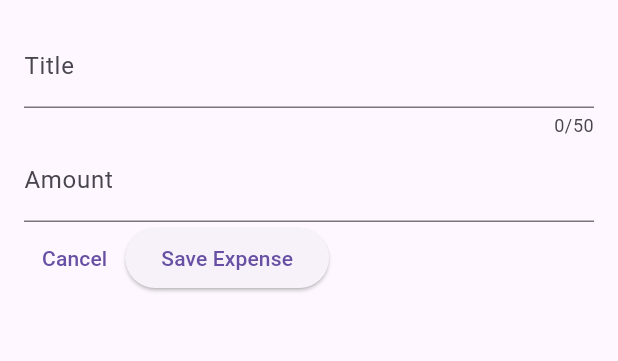
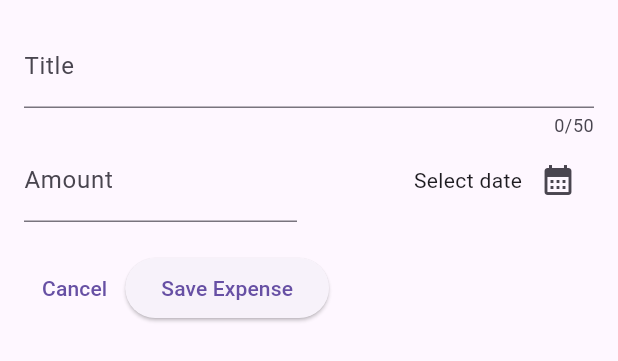
Before and after one commit to alisalali/flutter_expense_tracker, a Flutter app: the NewExpense widget shown alone on an empty page, opened directly, on a phone screen of 412 x 824 dp. Shown: the top 361 px of the screen. Run offline on Flutter 3.47's test engine with Material 2 defaults, Android fonts, the phone set to English and light mode, and no system bars.

Commit message:
showing datepicker model

```diff
--- a/lib/widgets/expenses_list/new_expense.dart
+++ b/lib/widgets/expenses_list/new_expense.dart
@@ -10,9 +10,22 @@ class NewExpense extends StatefulWidget {
 }
 
 class _NewExpenseState extends State<NewExpense> {
-  final _titleController =
-      TextEditingController(); //object handling user inputs
+  //object handling user inputs
+  final _titleController = TextEditingController();
   final _amountController = TextEditingController();
+
+  void _presentDatePicker() {
+    final now = DateTime.now();
+    final firstDate = DateTime(now.year - 1, now.month, now.day);
+
+    showDatePicker(
+      context: context,
+      initialDate: now,
+      firstDate: firstDate,
+      lastDate: now,
+    );
+  }
+
   @override
   void dispose() {
     // This function will remove controller from memory
@@ -37,7 +50,11 @@ class _NewExpenseState extends State<NewExpense> {
               label: Text("Title"),
             ),
           ),
-          TextField(
+
+          Row(
+            children: [
+              Expanded(
+                child: TextField(
                   controller: _amountController, // handling input with Text
                   keyboardType: TextInputType.number,
                   decoration: const InputDecoration(
@@ -45,6 +62,26 @@ class _NewExpenseState extends State<NewExpense> {
                     label: Text("Amount"),
                     prefixText: '\$',
                   ),
+                ),
+              ),
+              const SizedBox(width: 16),
+              Expanded(
+                child: Row(
+                  mainAxisAlignment: MainAxisAlignment.end,
+                  crossAxisAlignment: CrossAxisAlignment.center,
+                  children: [
+                    const Text('Select date'),
+                    IconButton(
+                      onPressed: _presentDatePicker,
+                      icon: const Icon(Icons.calendar_month),
+                    ),
+                  ],
+                ),
+              )
+            ],
+          ),
+          const SizedBox(
+            height: 20,
           ),
           Row(
             children: [
```
Lines whose indentation alone changed are shown as unchanged.
